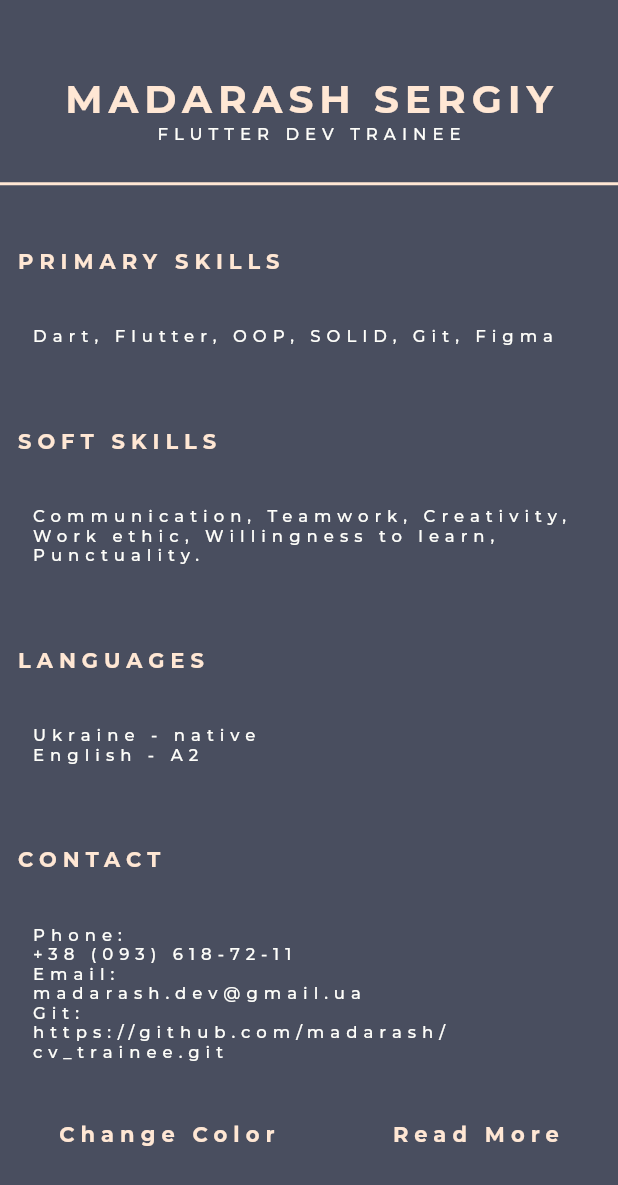
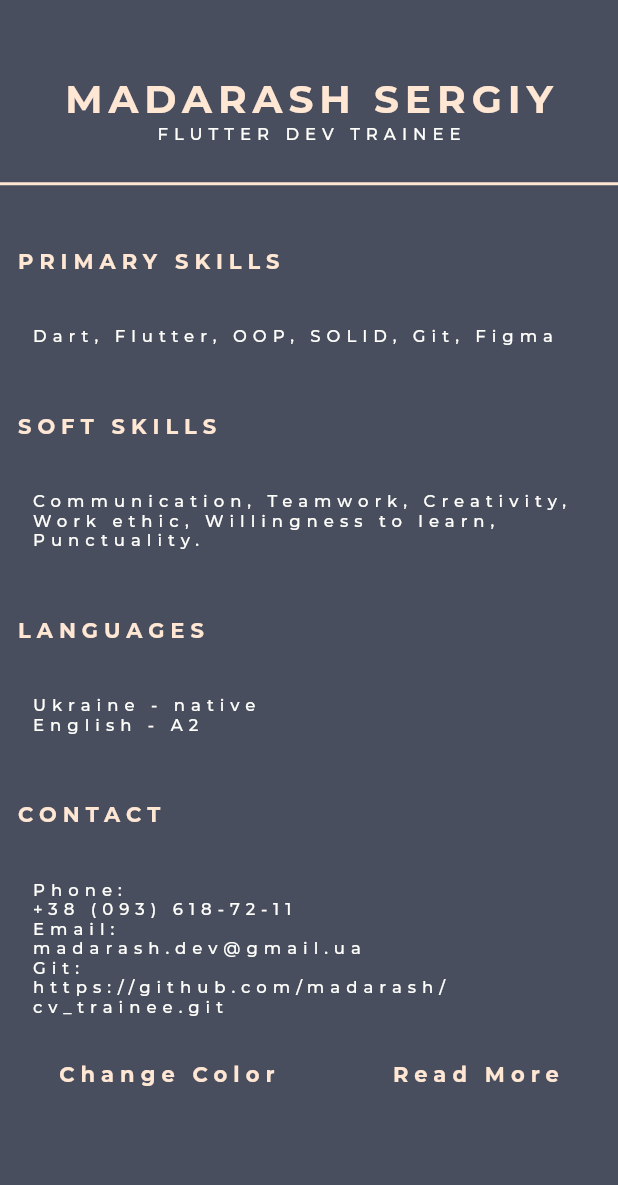
Before and after one commit to madarash/cv_trainee, a Flutter app: the screen it shows after launch, on a phone screen of 412 x 824 dp. Shown: the top 1185 px of the screen. Run offline on Flutter 3.47's test engine with Material 2 defaults, Android fonts, the phone set to English and light mode, and no system bars.

Commit message:
change padding size

```diff
--- a/lib/first_page/widgets/section_first_page.dart
+++ b/lib/first_page/widgets/section_first_page.dart
@@ -9,7 +9,7 @@ class SectionFirstPage extends StatelessWidget {
   static const EdgeInsets _paddingContainerSectionFirstPageTitle =
       EdgeInsets.only(left: 10, bottom: 15, top: 15);
   static const EdgeInsets _paddingContainerSectionFirstPageSubTitle =
-      EdgeInsets.only(left: 10, bottom: 25, top: 25);
+      EdgeInsets.only(left: 10, bottom: 15, top: 25);
   static const double _hieghtOfSpaceBetweenWidgets = 10;
 
   const SectionFirstPage(
```
